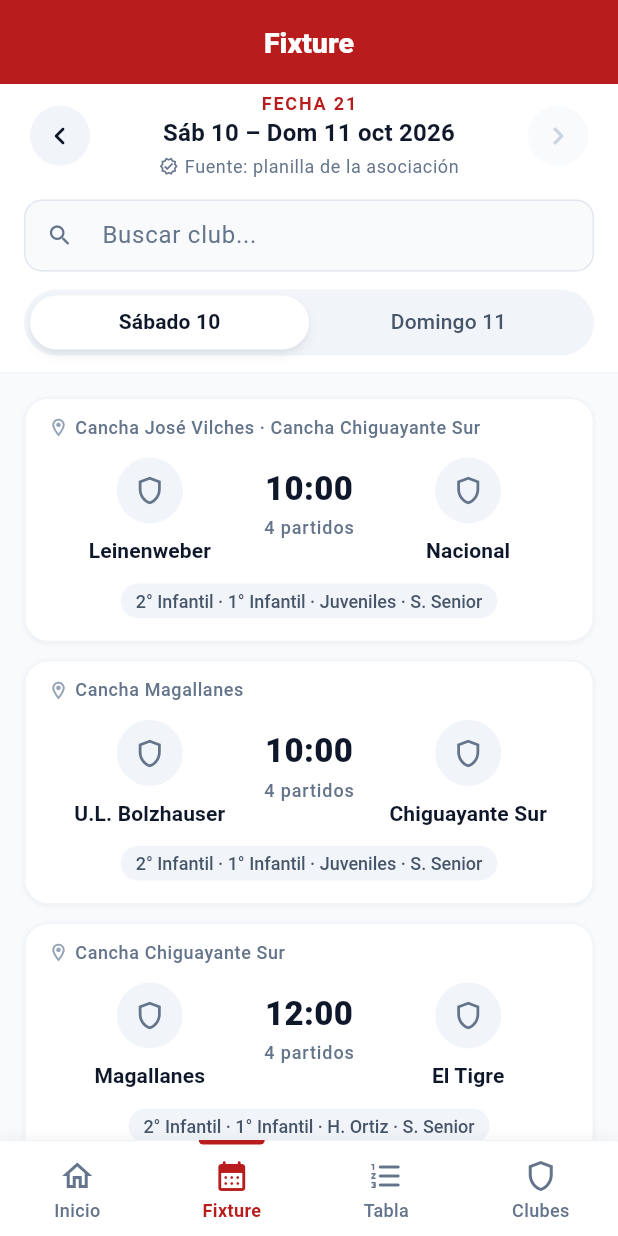
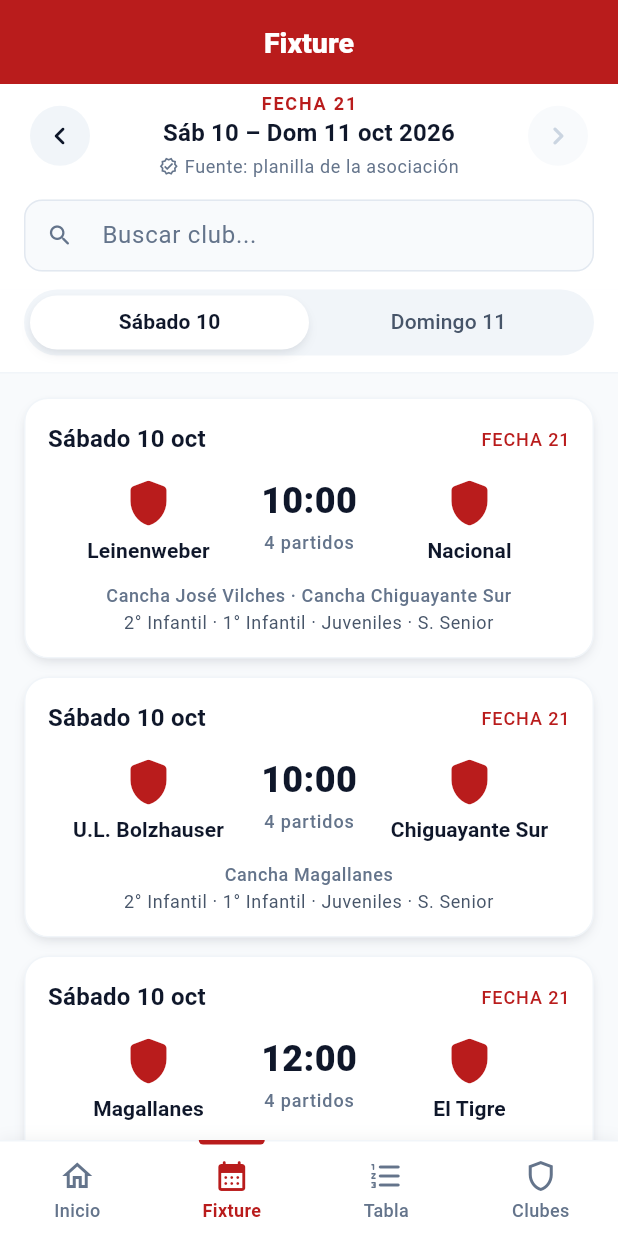
Before and after one commit to DigitalSoccer/DigitalSoccer, a Flutter app: the screen it shows after launch, item 2 of the bottom bar chosen, on a phone screen of 412 x 824 dp. Run offline on Flutter 3.47's test engine with Material 3 defaults, Android fonts, the phone set to English and light mode, and no system bars; our stand-ins replace shared_preferences.

Commit message:
Fixture con la tarjeta de Inicio y escudos en la tabla
- MatchupCard adopta el formato de la maqueta de Inicio (día y FECHA N,
  escudos, hora, cancha y series) y se usa en Inicio, Fixture y
  Próximas fechas; conserva borde e insignia de Mi Club y el estado de
  partidos suspendidos/reprogramados.
- Tabla de posiciones: escudo genérico junto a cada club (listo para el
  escudo real de cada uno).
- Pruebas ajustadas y nuevas (102 en total).

Co-Authored-By: Claude Opus 5.5 <noreply@anthropic.com>

```diff
--- a/lib/pages/club_detail_page.dart
+++ b/lib/pages/club_detail_page.dart
@@ -369,14 +369,14 @@ class _UpcomingTab extends StatelessWidget {
         if (matchups.isEmpty) continue;
         plays = true;
 
-        children.add(ContentWidth(child: GroupLabel(dayLabel(day))));
-
         for (final matchup in matchups) {
           children.add(
             ContentWidth(
               child: MatchupCard(
                 matchup: matchup,
                 highlighted: false,
+                dayLabel: dayLabel(day),
+                roundLabel: 'FECHA ${round.round}',
                 onTap: () => Navigator.push(
                   context,
                   MaterialPageRoute(
--- a/lib/pages/standings_page.dart
+++ b/lib/pages/standings_page.dart
@@ -367,6 +367,9 @@ class _StandingRow extends StatelessWidget {
             Expanded(
               child: Row(
                 children: [
+                  // Escudo genérico por ahora; aquí irá el de cada club.
+                  const ClubCrest(size: 22),
+                  const SizedBox(width: AppSpacing.sm),
                   Flexible(
                     child: Text(
                       standing.team,
--- a/lib/widgets/fixture_view.dart
+++ b/lib/widgets/fixture_view.dart
@@ -116,6 +116,8 @@ class FixtureView extends StatelessWidget {
         MatchupCard(
           matchup: matchup,
           highlighted: highlight != null && matchup.involves(highlight),
+          dayLabel: dayLabel(day),
+          roundLabel: roundNumber == null ? null : 'FECHA $roundNumber',
           onTap: () => Navigator.push(
             context,
             MaterialPageRoute(
--- a/lib/widgets/matchup_card.dart
+++ b/lib/widgets/matchup_card.dart
@@ -1,28 +1,56 @@
 import 'package:flutter/material.dart';
 
 import '../models/match.dart';
-import '../pages/matchup_detail_page.dart';
 import '../theme/app_theme.dart';
 import 'app_components.dart';
 
-/// Tarjeta de un cruce en tres columnas: local, hora/estado y visita. Arriba
-/// la cancha y abajo un chip con las series en juego. Al tocarla se abre el
-/// detalle.
+/// Tarjeta de un cruce (formato de la maqueta de Inicio, usado en toda la
+/// app): día y número de fecha arriba, los dos equipos con escudo y la hora
+/// al centro; abajo, cancha y series. Al tocarla se abre el detalle.
 class MatchupCard extends StatelessWidget {
   final Matchup matchup;
+
+  /// Cruce de Mi Club: borde rojo e insignia "MI CLUB".
   final bool highlighted;
+
   final VoidCallback onTap;
+
+  /// Encabezado opcional, p. ej. "Sábado 10 oct" y "FECHA 21".
+  final String? dayLabel;
+  final String? roundLabel;
 
   const MatchupCard({
     super.key,
     required this.matchup,
     required this.highlighted,
     required this.onTap,
+    this.dayLabel,
+    this.roundLabel,
   });
 
   @override
   Widget build(BuildContext context) {
     final textTheme = Theme.of(context).textTheme;
+    final showHeader = dayLabel != null || roundLabel != null || highlighted;
+
+    Widget team(String name) => Expanded(
+          child: Column(
+            children: [
+              // Escudo genérico: no representa el escudo oficial del club.
+              const ClubCrest(size: 36),
+              const SizedBox(height: AppSpacing.xs),
+              Text(
+                name,
+                textAlign: TextAlign.center,
+                maxLines: 2,
+                overflow: TextOverflow.ellipsis,
+                style: textTheme.titleSmall?.copyWith(
+                  fontWeight: FontWeight.w700,
+                ),
+              ),
+            ],
+          ),
+        );
 
     return SurfaceCard(
       margin: const EdgeInsets.fromLTRB(
@@ -31,48 +59,61 @@ class MatchupCard extends StatelessWidget {
         AppSpacing.lg,
         0,
       ),
+      shadow: AppShadows.md,
       borderColor: highlighted ? AppColors.primary : null,
       onTap: onTap,
-      padding: const EdgeInsets.fromLTRB(
-        AppSpacing.lg,
-        AppSpacing.md,
-        AppSpacing.lg,
-        AppSpacing.lg,
-      ),
+      padding: const EdgeInsets.all(AppSpacing.lg),
       child: Column(
         children: [
+          if (showHeader) ...[
+            Row(
+              children: [
+                Expanded(
+                  child: Text(dayLabel ?? '', style: textTheme.titleMedium),
+                ),
+                if (highlighted) ...[
+                  const TagChip.myClub(),
+                  if (roundLabel != null) const SizedBox(width: AppSpacing.sm),
+                ],
+                if (roundLabel != null)
+                  Text(
+                    roundLabel!,
+                    style: AppText.eyebrow.copyWith(color: AppColors.primary),
+                  ),
+              ],
+            ),
+            const SizedBox(height: AppSpacing.md),
+          ],
           Row(
+            crossAxisAlignment: CrossAxisAlignment.start,
             children: [
-              const Icon(
-                Icons.location_on_outlined,
-                size: 14,
-                color: AppColors.outline,
+              team(matchup.home),
+              Padding(
+                padding: const EdgeInsets.symmetric(
+                  horizontal: AppSpacing.sm,
+                ),
+                child: _Kickoff(matchup: matchup),
               ),
-              const SizedBox(width: AppSpacing.xs),
-              Expanded(
-                child: Text(
-                  matchup.fieldNames.join(' · '),
-                  overflow: TextOverflow.ellipsis,
-                  style: textTheme.bodySmall?.copyWith(
-                    color: AppColors.textMuted,
-                    fontWeight: FontWeight.w500,
-                  ),
-                ),
-              ),
-              if (highlighted) const TagChip.myClub(),
+              team(matchup.away),
             ],
           ),
-
           const SizedBox(height: AppSpacing.md),
-
-          MatchupScoreline(
-            matchup: matchup,
-            center: _Kickoff(matchup: matchup),
+          Text(
+            matchup.fieldNames.join(' · '),
+            textAlign: TextAlign.center,
+            style: textTheme.bodySmall?.copyWith(
+              color: AppColors.textMuted,
+              fontWeight: FontWeight.w500,
+            ),
           ),
-
-          const SizedBox(height: AppSpacing.md),
-
-          TagChip(label: matchup.categories.join(' · ')),
+          const SizedBox(height: 2),
+          Text(
+            matchup.categories.join(' · '),
+            textAlign: TextAlign.center,
+            style: textTheme.bodySmall?.copyWith(
+              color: AppColors.textSecondary,
+            ),
+          ),
         ],
       ),
     );
@@ -99,7 +140,7 @@ class _Kickoff extends StatelessWidget {
         Text(
           matchup.firstTime,
           style: const TextStyle(
-            fontSize: 22,
+            fontSize: 24,
             fontWeight: FontWeight.w800,
             color: AppColors.text,
             fontFeatures: AppText.tabular,
```
Also changed, not shown: lib/pages/inicio_page.dart (+3 -113 lines), 2 other files.
